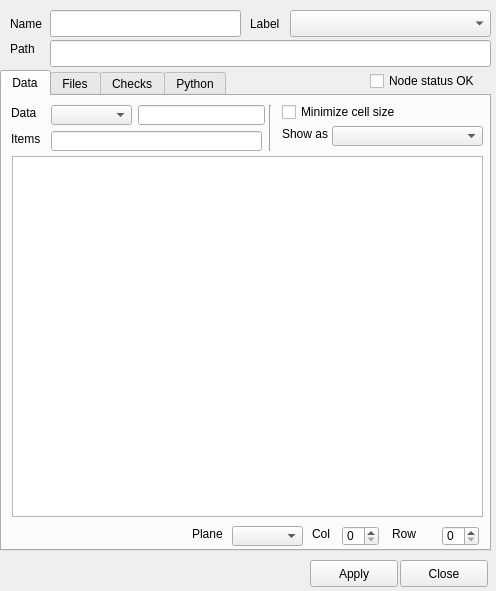
First picture: the form in NAVigater/CGNS/NAV/T/Q7FormWindow.ui, repository pyCGNS/pyCGNS, before the edit.
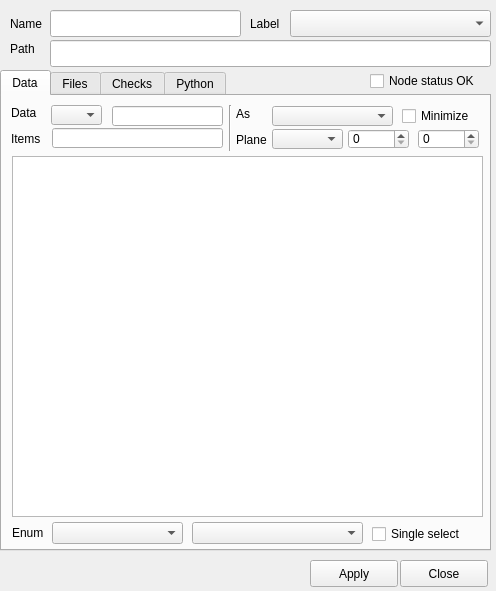
Second picture: the form after the edit. Custom widgets are drawn as their Qt base class.

Diff of the .ui file:
```diff
--- a/NAVigater/CGNS/NAV/T/Q7FormWindow.ui
+++ b/NAVigater/CGNS/NAV/T/Q7FormWindow.ui
@@ -56,7 +56,7 @@
       <rect>
        <x>49</x>
        <y>9</y>
-       <width>81</width>
+       <width>51</width>
        <height>20</height>
       </rect>
      </property>
@@ -64,9 +64,9 @@
     <widget class="QLineEdit" name="eDims">
      <property name="geometry">
       <rect>
-       <x>136</x>
-       <y>9</y>
-       <width>127</width>
+       <x>110</x>
+       <y>10</y>
+       <width>111</width>
        <height>20</height>
       </rect>
      </property>
@@ -74,7 +74,7 @@
     <widget class="Line" name="line">
      <property name="geometry">
       <rect>
-       <x>260</x>
+       <x>220</x>
        <y>9</y>
        <width>16</width>
        <height>46</height>
@@ -100,9 +100,9 @@
     <widget class="QLineEdit" name="eItems">
      <property name="geometry">
       <rect>
-       <x>49</x>
-       <y>35</y>
-       <width>211</width>
+       <x>50</x>
+       <y>32</y>
+       <width>171</width>
        <height>20</height>
       </rect>
      </property>
@@ -110,22 +110,22 @@
     <widget class="QLabel" name="label_22">
      <property name="geometry">
       <rect>
-       <x>280</x>
-       <y>30</y>
+       <x>234</x>
+       <y>10</y>
        <width>47</width>
        <height>16</height>
       </rect>
      </property>
      <property name="text">
-      <string>Show as</string>
+      <string>As</string>
      </property>
     </widget>
     <widget class="QComboBox" name="cShowAs">
      <property name="geometry">
       <rect>
-       <x>330</x>
-       <y>30</y>
-       <width>151</width>
+       <x>270</x>
+       <y>10</y>
+       <width>121</width>
        <height>20</height>
       </rect>
      </property>
@@ -133,9 +133,9 @@
     <widget class="QSpinBox" name="spinBox_3">
      <property name="geometry">
       <rect>
-       <x>340</x>
-       <y>430</y>
-       <width>37</width>
+       <x>346</x>
+       <y>33</y>
+       <width>61</width>
        <height>20</height>
       </rect>
      </property>
@@ -143,9 +143,9 @@
     <widget class="QSpinBox" name="spinBox_2">
      <property name="geometry">
       <rect>
-       <x>440</x>
-       <y>430</y>
-       <width>37</width>
+       <x>416</x>
+       <y>33</y>
+       <width>61</width>
        <height>20</height>
       </rect>
      </property>
@@ -178,8 +178,8 @@
     <widget class="QLabel" name="label_24">
      <property name="geometry">
       <rect>
-       <x>190</x>
-       <y>430</y>
+       <x>234</x>
+       <y>36</y>
        <width>47</width>
        <height>16</height>
       </rect>
@@ -191,50 +191,70 @@
     <widget class="QComboBox" name="cPlane">
      <property name="geometry">
       <rect>
-       <x>230</x>
-       <y>430</y>
+       <x>270</x>
+       <y>33</y>
        <width>71</width>
        <height>20</height>
       </rect>
      </property>
     </widget>
-    <widget class="QLabel" name="label_30">
-     <property name="geometry">
-      <rect>
-       <x>310</x>
-       <y>430</y>
-       <width>47</width>
-       <height>16</height>
-      </rect>
-     </property>
-     <property name="text">
-      <string>Col</string>
-     </property>
-    </widget>
-    <widget class="QLabel" name="label_31">
-     <property name="geometry">
-      <rect>
-       <x>390</x>
-       <y>430</y>
-       <width>47</width>
-       <height>16</height>
-      </rect>
-     </property>
-     <property name="text">
-      <string>Row</string>
-     </property>
-    </widget>
     <widget class="QCheckBox" name="cMinimize">
      <property name="geometry">
       <rect>
-       <x>280</x>
-       <y>5</y>
-       <width>151</width>
+       <x>400</x>
+       <y>9</y>
+       <width>81</width>
        <height>22</height>
       </rect>
      </property>
      <property name="text">
-      <string>Minimize cell size</string>
+      <string>Minimize</string>
+     </property>
+    </widget>
+    <widget class="QComboBox" name="cEnumType">
+     <property name="geometry">
+      <rect>
+       <x>50</x>
+       <y>426</y>
+       <width>131</width>
+       <height>22</height>
+      </rect>
+     </property>
+    </widget>
+    <widget class="QLabel" name="label_4">
+     <property name="geometry">
+      <rect>
+       <x>10</x>
+       <y>430</y>
+       <width>56</width>
+       <height>14</height>
+      </rect>
+     </property>
+     <property name="text">
+      <string>Enum</string>
+     </property>
+    </widget>
+    <widget class="QComboBox" name="cEnumValue">
+     <property name="geometry">
+      <rect>
+       <x>190</x>
+       <y>426</y>
+       <width>171</width>
+       <height>22</height>
+      </rect>
+     </property>
+    </widget>
+    <widget class="QCheckBox" name="cSingleSelect">
+     <property name="geometry">
+      <rect>
+       <x>370</x>
+       <y>427</y>
+       <width>111</width>
+       <height>22</height>
+      </rect>
+     </property>
+     <property name="text">
+      <string>Single select</string>
      </property>
     </widget>
    </widget>
```
